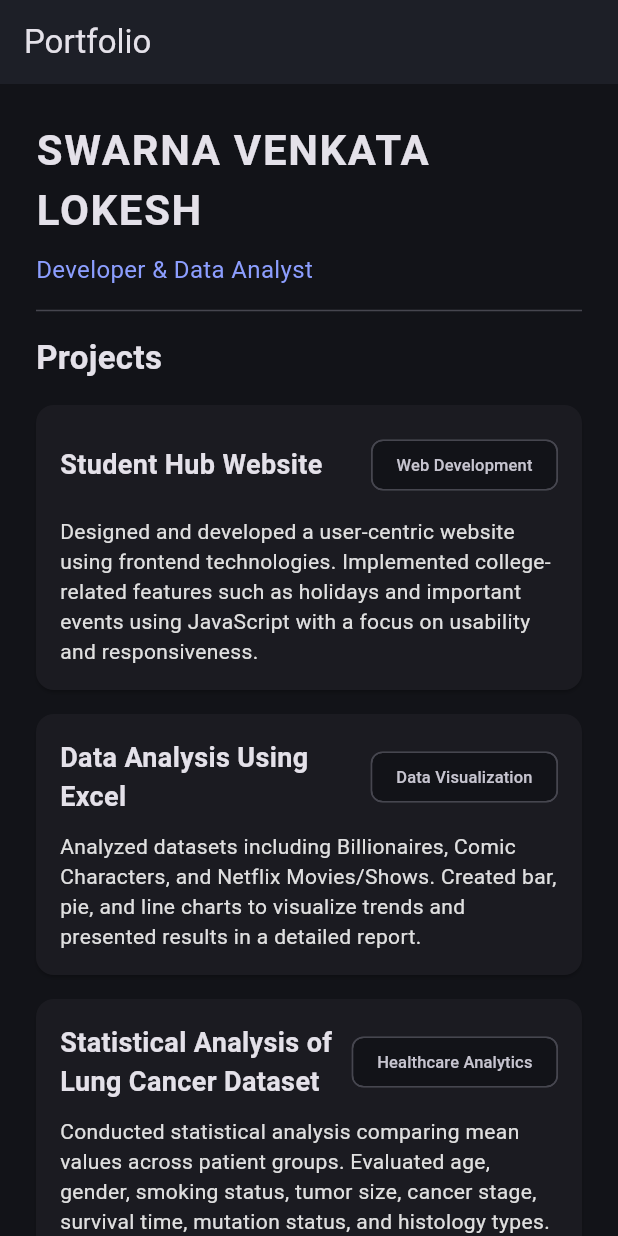
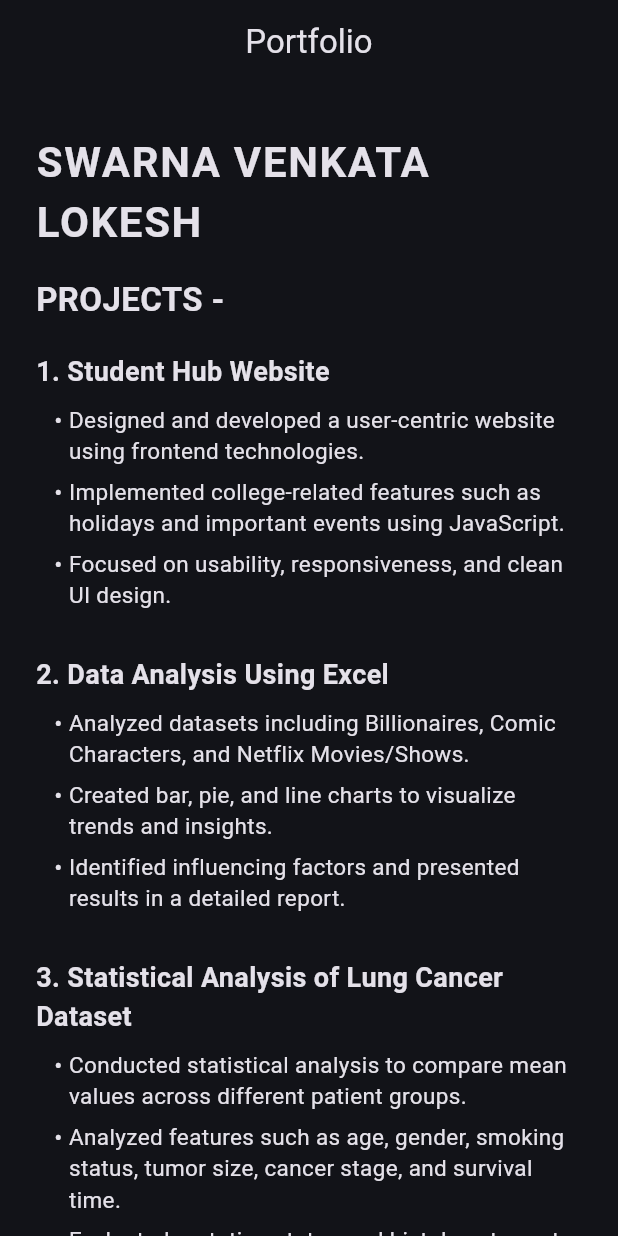
Before and after one commit to swarnavenkatalokesh25/portfolio_website, a Flutter app: the screen it shows after launch, on a phone screen of 412 x 824 dp. Run offline on Flutter 3.47's test engine with Material 3 defaults, Android fonts, the phone set to English and light mode, and no system bars.

Commit message:
Update main.dart

```diff
--- a/lib/main.dart
+++ b/lib/main.dart
@@ -27,39 +27,19 @@ class PortfolioApp extends StatelessWidget {
 class PortfolioHomePage extends StatelessWidget {
   const PortfolioHomePage({super.key});
 
-  final List<Map<String, String>> projects = const [
-    {
-      'title': 'Student Hub Website',
-      'category': 'Web Development',
-      'description':
-          'Designed and developed a user-centric website using frontend technologies. Implemented college-related features such as holidays and important events using JavaScript with a focus on usability and responsiveness.',
-    },
-    {
-      'title': 'Data Analysis Using Excel',
-      'category': 'Data Visualization',
-      'description':
-          'Analyzed datasets including Billionaires, Comic Characters, and Netflix Movies/Shows. Created bar, pie, and line charts to visualize trends and presented results in a detailed report.',
-    },
-    {
-      'title': 'Statistical Analysis of Lung Cancer Dataset',
-      'category': 'Healthcare Analytics',
-      'description':
-          'Conducted statistical analysis comparing mean values across patient groups. Evaluated age, gender, smoking status, tumor size, cancer stage, survival time, mutation status, and histology types.',
-    },
-  ];
-
   @override
   Widget build(BuildContext context) {
     return Scaffold(
       appBar: AppBar(
         title: const Text('Portfolio'),
-        elevation: 2,
+        centerTitle: true,
       ),
       body: SingleChildScrollView(
-        padding: const EdgeInsets.all(24.0),
+        padding: const EdgeInsets.symmetric(horizontal: 24.0, vertical: 32.0),
         child: Column(
           crossAxisAlignment: CrossAxisAlignment.start,
           children: [
+            // Header
             const Text(
               'SWARNA VENKATA LOKESH',
               style: TextStyle(
@@ -68,63 +48,72 @@ class PortfolioHomePage extends StatelessWidget {
                 letterSpacing: 1.1,
               ),
             ),
-            const SizedBox(height: 8),
-            Text(
-              'Developer & Data Analyst',
-              style: TextStyle(
-                fontSize: 16,
-                color: Colors.indigoAccent.shade100,
-              ),
-            ),
-            const Divider(height: 32, thickness: 1),
+            const SizedBox(height: 16),
             const Text(
-              'Projects',
+              'PROJECTS -',
               style: TextStyle(
                 fontSize: 22,
-                fontWeight: FontWeight.w600,
-              ),
-            ),
-            const SizedBox(height: 16),
-            ...projects.map(
-              (project) => Card(
-                margin: const EdgeInsets.only(bottom: 16.0),
-                child: Padding(
-                  padding: const EdgeInsets.all(16.0),
-                  child: Column(
-                    crossAxisAlignment: CrossAxisAlignment.start,
-                    children: [
-                      Row(
-                        mainAxisAlignment: MainAxisAlignment.spaceBetween,
-                        children: [
-                          Expanded(
-                            child: Text(
-                              project['title']!,
-                              style: const TextStyle(
-                                fontSize: 18,
                 fontWeight: FontWeight.bold,
               ),
             ),
+            const SizedBox(height: 20),
+
+            // Project 1
+            const Text(
+              '1. Student Hub Website',
+              style: TextStyle(fontSize: 18, fontWeight: FontWeight.bold),
             ),
-                          Chip(
-                            label: Text(
-                              project['category']!,
-                              style: const TextStyle(fontSize: 11),
+            const SizedBox(height: 8),
+            const BulletPoint(
+              text:
+                  'Designed and developed a user-centric website using frontend technologies.',
             ),
+            const BulletPoint(
+              text:
+                  'Implemented college-related features such as holidays and important events using JavaScript.',
             ),
-                        ],
+            const BulletPoint(
+              text: 'Focused on usability, responsiveness, and clean UI design.',
             ),
-                      const SizedBox(height: 10),
-                      Text(
-                        project['description']!,
-                        style: TextStyle(
-                          color: Colors.grey.shade300,
-                          height: 1.4,
+            const SizedBox(height: 24),
+
+            // Project 2
+            const Text(
+              '2. Data Analysis Using Excel',
+              style: TextStyle(fontSize: 18, fontWeight: FontWeight.bold),
             ),
+            const SizedBox(height: 8),
+            const BulletPoint(
+              text:
+                  'Analyzed datasets including Billionaires, Comic Characters, and Netflix Movies/Shows.',
             ),
-                    ],
+            const BulletPoint(
+              text:
+                  'Created bar, pie, and line charts to visualize trends and insights.',
             ),
+            const BulletPoint(
+              text:
+                  'Identified influencing factors and presented results in a detailed report.',
             ),
+            const SizedBox(height: 24),
+
+            // Project 3
+            const Text(
+              '3. Statistical Analysis of Lung Cancer Dataset',
+              style: TextStyle(fontSize: 18, fontWeight: FontWeight.bold),
             ),
+            const SizedBox(height: 8),
+            const BulletPoint(
+              text:
+                  'Conducted statistical analysis to compare mean values across different patient groups.',
+            ),
+            const BulletPoint(
+              text:
+                  'Analyzed features such as age, gender, smoking status, tumor size, cancer stage, and survival time.',
+            ),
+            const BulletPoint(
+              text:
+                  'Evaluated mutation status and histology types to support clinical research insights.',
             ),
           ],
         ),
@@ -132,3 +121,31 @@ class PortfolioHomePage extends StatelessWidget {
     );
   }
 }
+
+class BulletPoint extends StatelessWidget {
+  final String text;
+
+  const BulletPoint({super.key, required this.text});
+
+  @override
+  Widget build(BuildContext context) {
+    return Padding(
+      padding: const EdgeInsets.only(bottom: 6.0, left: 12.0),
+      child: Row(
+        crossAxisAlignment: CrossAxisAlignment.start,
+        children: [
+          const Text(
+            '• ',
+            style: TextStyle(fontSize: 16, height: 1.4),
+          ),
+          Expanded(
+            child: Text(
+              text,
+              style: const TextStyle(fontSize: 15, height: 1.4),
+            ),
+          ),
+        ],
+      ),
+    );
+  }
+}
```
Lines whose indentation alone changed are shown as unchanged.
